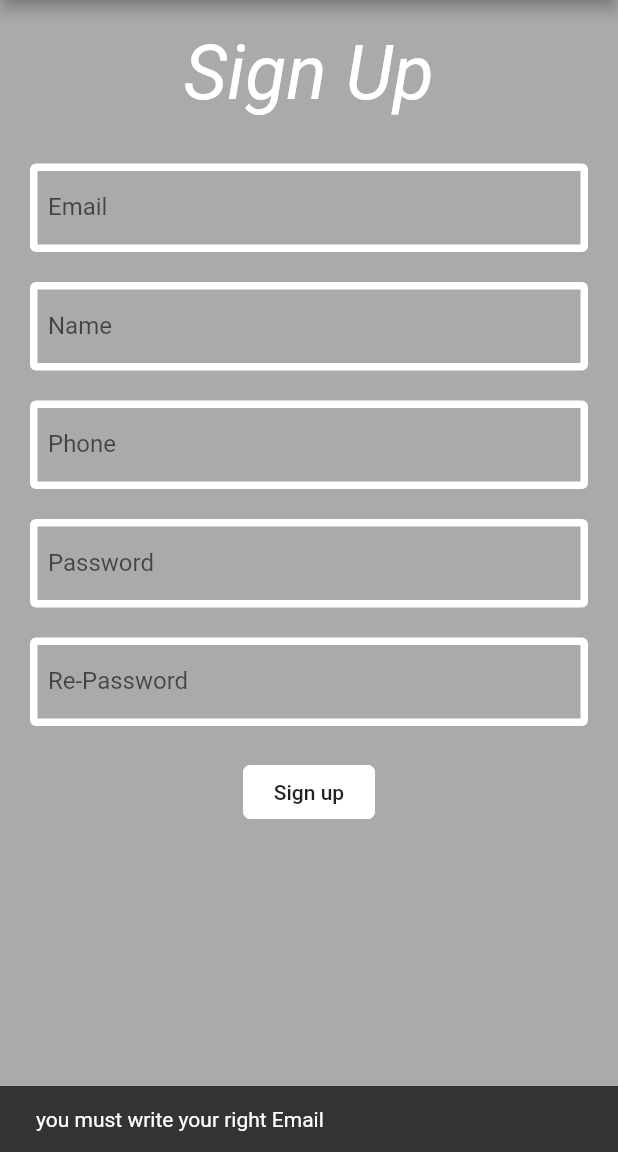
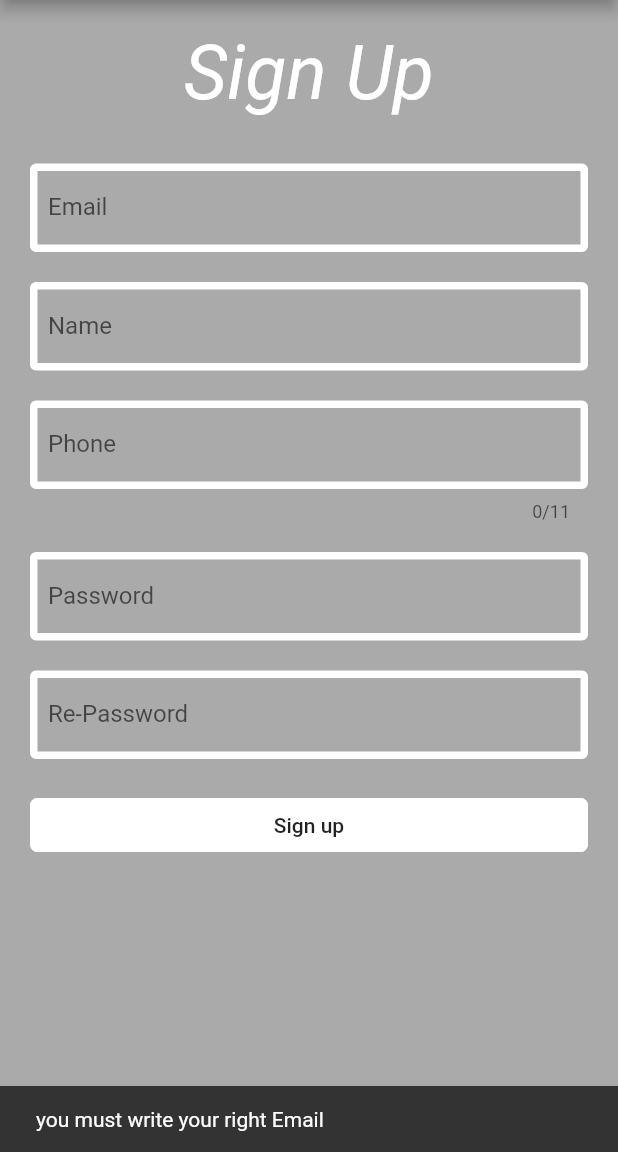
Before and after one commit to mosalah30/timepiece360, a Flutter app: the SignUp screen opened by its route, after a tap on "Sign up", on a phone screen of 412 x 824 dp, the part 84-1236 px from its top. Run offline on Flutter 3.47's test engine with Material 2 defaults, Android fonts, the phone set to English and light mode, and no system bars; our stand-ins replace carousel_pro, cloud_firestore, connectivity, firebase_auth, firebase_storage, image_picker and 1 more; missing offline and left inert: easy_dialog; accounts and stored records are empty.

```diff
--- a/lib/sign_up.dart
+++ b/lib/sign_up.dart
@@ -1,4 +1,3 @@
-import 'dart:async';
 
 import 'package:firebase_auth/firebase_auth.dart';
 import 'package:flutter/material.dart';
@@ -101,11 +100,13 @@ class _StateMySignUp extends State<_MySignUP> {
           Navigator.pushReplacementNamed(context, "/HomeScreen");
         }
       } catch (error) {
+
         if (error.toString().contains("ERROR_EMAIL_ALREADY_IN_USE")) {
           _errorMessageEvent =
               "The email address is already in use by another account";
         }
         setState(() {
+          _isLoading=false;
           Scaffold.of(context)
               .showSnackBar(SnackBar(content: Text(_errorMessageEvent)));
         });
@@ -117,17 +118,12 @@ class _StateMySignUp extends State<_MySignUP> {
       });
     }
   }
+
   var _isLoading = false;
 
-  _getDelay() {
+  _getCircularProgress() {
     setState(() {
       _isLoading = true;
-    });
-    final duration = Duration(seconds: 3);
-    Timer(duration, () {
-      setState(() {
-        _isLoading = false;
-      });
     });
   }
   _saveProfile({String email, String password}) async {
@@ -209,6 +205,7 @@ class _StateMySignUp extends State<_MySignUP> {
                   controller: _phoneController,
                   keyboardType: TextInputType.number,
                   maxLines: 1,
+                  maxLength: 11,
                   decoration: InputDecoration(
                       labelText: "Phone",
                       fillColor: Theme.of(context).accentColor,
@@ -265,7 +262,9 @@ class _StateMySignUp extends State<_MySignUP> {
                 SizedBox(
                   height: 20,
                 ),
-                FlatButton(
+                Row(children: <Widget>[
+                  Expanded(
+                    child: FlatButton(
                       shape: OutlineInputBorder(
                           borderRadius: BorderRadius.circular(5),
                           borderSide:
@@ -282,7 +281,7 @@ class _StateMySignUp extends State<_MySignUP> {
                             _phoneController.value.text,
                             _rePasswordController.value.text)) {
                           _register();
-                      _getDelay();
+                          _getCircularProgress();
                         } else {
                           setState(() {
                             Scaffold.of(context).showSnackBar(
@@ -291,6 +290,10 @@ class _StateMySignUp extends State<_MySignUP> {
                         }
                       },
                     ),
+                  ),
+
+                ],)
+
               ],
             ),
           ],
```
Also changed, not shown: lib/sign_in.dart (+11 -11 lines), pubspec.lock. Lines whose indentation alone changed are shown as unchanged.
